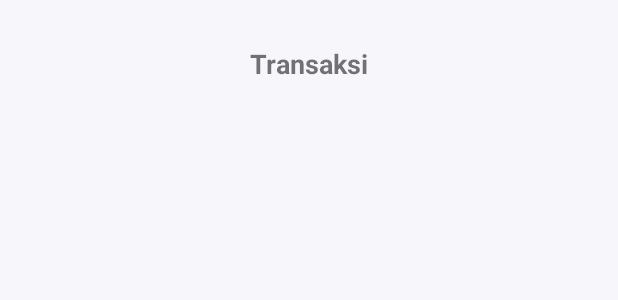
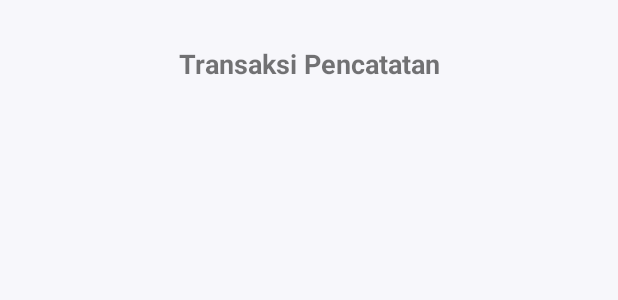
Before and after one commit to amiiin94/admin-ndrey-kitchen, an Android app: the layout fragment_record.xml on its own in the app's theme, with its tools: preview values and no code run, on a phone screen of 412 x 824 dp. Shown: the top 300 px of the screen. Run offline under Robolectric (Android 15) with nearby library versions, the phone set to English and light mode, and no system bars; network calls fail.

Commit message:
ubah nama navbar

```diff
--- a/app/src/main/res/layout/fragment_record.xml
+++ b/app/src/main/res/layout/fragment_record.xml
@@ -26,7 +26,7 @@
                     android:layout_width="wrap_content"
                     android:layout_height="wrap_content"
                     android:layout_marginTop="30dp"
-                    android:text="Transaksi"
+                    android:text="Transaksi Pencatatan"
                     android:textSize="18sp"
                     android:textStyle="bold"
                     app:layout_constraintEnd_toEndOf="parent"
--- a/app/src/main/res/menu/navbar.xml
+++ b/app/src/main/res/menu/navbar.xml
@@ -13,7 +13,7 @@
         android:title="" />
 
     <item android:id="@+id/penjualan"
-        android:title="Riwayat"
+        android:title="Pencatatan"
         android:icon="@drawable/selector_transaksi" />
 
     <item android:id="@+id/profile"
```
Also changed, not shown: 2 other files.
